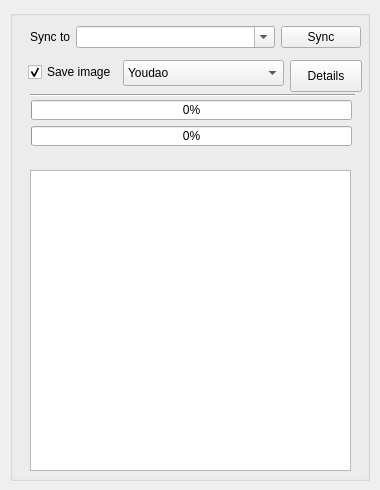
megachweng/Dict2Anki, file window.ui: the form before one commit.
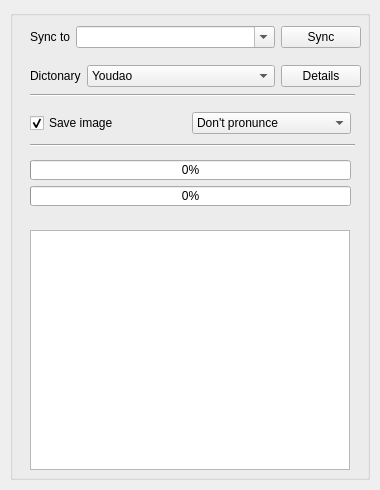
The form after the commit.

```diff
--- a/window.ui
+++ b/window.ui
@@ -19,7 +19,7 @@
      <x>10</x>
      <y>10</y>
      <width>360</width>
-     <height>471</height>
+     <height>470</height>
     </rect>
    </property>
    <property name="title">
@@ -29,9 +29,9 @@
     <property name="geometry">
      <rect>
       <x>20</x>
-      <y>160</y>
-      <width>321</width>
-      <height>301</height>
+      <y>220</y>
+      <width>320</width>
+      <height>240</height>
      </rect>
     </property>
    </widget>
@@ -48,38 +48,6 @@
      <enum>Qt::Horizontal</enum>
     </property>
    </widget>
-   <widget class="QComboBox" name="dictList">
-    <property name="geometry">
-     <rect>
-      <x>113</x>
-      <y>50</y>
-      <width>161</width>
-      <height>26</height>
-     </rect>
-    </property>
-    <property name="styleSheet">
-     <string notr="true"/>
-    </property>
-    <property name="editable">
-     <bool>false</bool>
-    </property>
-    <property name="sizeAdjustPolicy">
-     <enum>QComboBox::AdjustToMinimumContentsLength</enum>
-    </property>
-    <property name="frame">
-     <bool>true</bool>
-    </property>
-    <item>
-     <property name="text">
-      <string>Youdao</string>
-     </property>
-    </item>
-    <item>
-     <property name="text">
-      <string>EuDict</string>
-     </property>
-    </item>
-   </widget>
    <widget class="QWidget" name="layoutWidget">
     <property name="geometry">
      <rect>
@@ -116,8 +84,8 @@
    <widget class="QWidget" name="layoutWidget">
     <property name="geometry">
      <rect>
-      <x>21</x>
-      <y>90</y>
+      <x>20</x>
+      <y>150</y>
       <width>321</width>
       <height>46</height>
      </rect>
@@ -139,34 +107,111 @@
      </item>
     </layout>
    </widget>
-   <widget class="QCheckBox" name="downloadimage">
+   <widget class="Line" name="line_2">
     <property name="geometry">
      <rect>
-      <x>18</x>
-      <y>48</y>
-      <width>91</width>
-      <height>28</height>
+      <x>20</x>
+      <y>120</y>
+      <width>325</width>
+      <height>31</height>
      </rect>
     </property>
-    <property name="text">
-     <string>Save image</string>
-    </property>
-    <property name="checked">
-     <bool>true</bool>
+    <property name="orientation">
+     <enum>Qt::Horizontal</enum>
     </property>
    </widget>
-   <widget class="QPushButton" name="detials">
+   <widget class="QWidget" name="">
     <property name="geometry">
      <rect>
-      <x>280</x>
+      <x>20</x>
       <y>50</y>
-      <width>72</width>
+      <width>331</width>
       <height>32</height>
      </rect>
     </property>
-    <property name="text">
-     <string>Details</string>
+    <layout class="QHBoxLayout" name="horizontalLayout" stretch="0,1,0">
+     <item>
+      <widget class="QLabel" name="label_2">
+       <property name="text">
+        <string>Dictonary</string>
+       </property>
+      </widget>
+     </item>
+     <item>
+      <widget class="QComboBox" name="dictList">
+       <property name="styleSheet">
+        <string notr="true"/>
+       </property>
+       <property name="editable">
+        <bool>false</bool>
+       </property>
+       <property name="sizeAdjustPolicy">
+        <enum>QComboBox::AdjustToMinimumContentsLength</enum>
+       </property>
+       <property name="frame">
+        <bool>true</bool>
+       </property>
+       <item>
+        <property name="text">
+         <string>Youdao</string>
+        </property>
+       </item>
+       <item>
+        <property name="text">
+         <string>EuDict</string>
+        </property>
+       </item>
+      </widget>
+     </item>
+     <item>
+      <widget class="QPushButton" name="detials">
+       <property name="text">
+        <string>Details</string>
+       </property>
+      </widget>
+     </item>
+    </layout>
+   </widget>
+   <widget class="QWidget" name="">
+    <property name="geometry">
+     <rect>
+      <x>20</x>
+      <y>100</y>
+      <width>321</width>
+      <height>27</height>
+     </rect>
     </property>
+    <layout class="QHBoxLayout" name="options">
+     <item>
+      <widget class="QCheckBox" name="downloadimage">
+       <property name="text">
+        <string>Save image</string>
+       </property>
+       <property name="checked">
+        <bool>true</bool>
+       </property>
+      </widget>
+     </item>
+     <item>
+      <widget class="QComboBox" name="pronunciation">
+       <item>
+        <property name="text">
+         <string>Don't pronunce</string>
+        </property>
+       </item>
+       <item>
+        <property name="text">
+         <string>British pronunciation</string>
+        </property>
+       </item>
+       <item>
+        <property name="text">
+         <string>American pronunciation</string>
+        </property>
+       </item>
+      </widget>
+     </item>
+    </layout>
    </widget>
   </widget>
  </widget>
```
